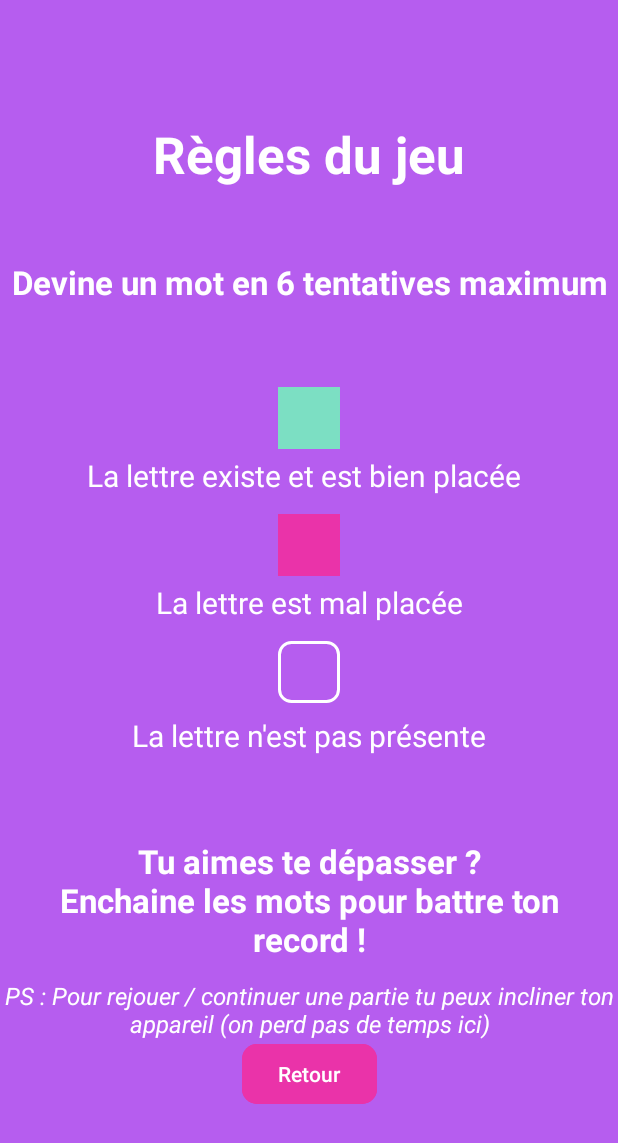
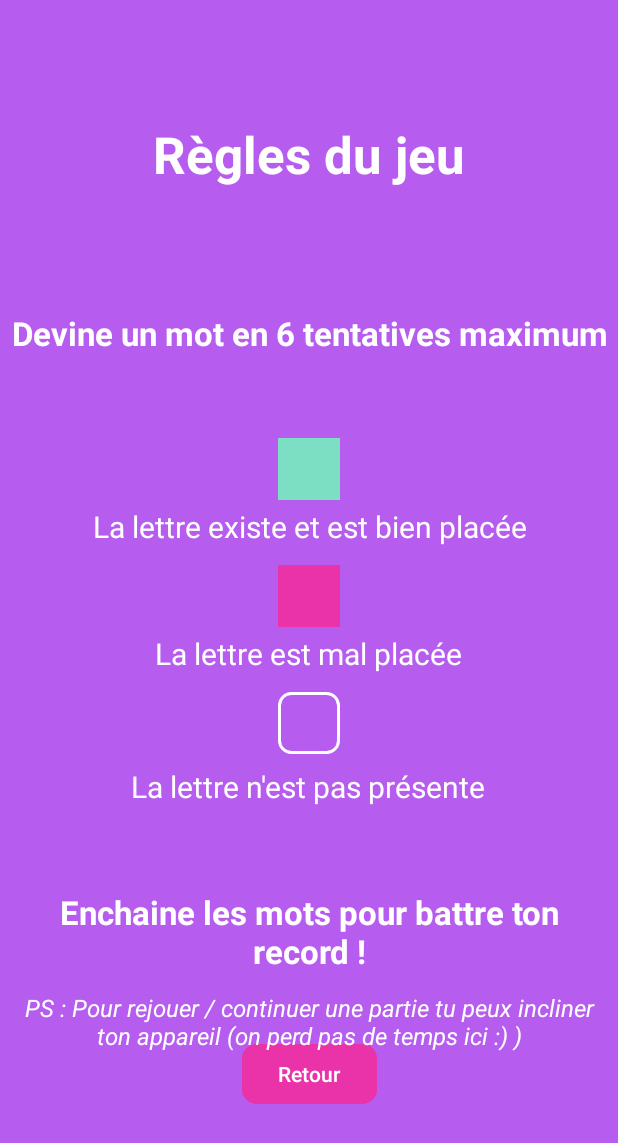
Before and after one commit to 2Axelle9/jeu-Mot-A-Mot, an Android app: the RulesActivity screen opened directly, with no data from a screen before it, on a phone screen of 412 x 824 dp. Shown: the top 1143 px of the screen. Run offline under Robolectric (Android 15) with nearby library versions, the phone set to English and light mode, and no system bars.

Commit message:
Meilleur responsive des règles du jeu

```diff
--- a/app/src/main/res/layout/activity_rules.xml
+++ b/app/src/main/res/layout/activity_rules.xml
@@ -34,34 +34,80 @@
         app:layout_constraintEnd_toEndOf="parent"
         app:layout_constraintStart_toStartOf="parent" />
 
+    <LinearLayout
+        android:layout_width="wrap_content"
+        android:layout_height="594dp"
+        android:layout_marginTop="32dp"
+        android:gravity="center"
+        android:orientation="vertical"
+        app:layout_constraintEnd_toEndOf="parent"
+        app:layout_constraintStart_toStartOf="parent"
+        app:layout_constraintTop_toBottomOf="@+id/tvRulesTitle">
+
         <TextView
             android:id="@+id/tvRulesGoal"
             android:layout_width="wrap_content"
             android:layout_height="wrap_content"
-        android:layout_marginTop="48dp"
+            android:baselineAligned="false"
             android:text="@string/rules_goal"
             android:textAlignment="center"
             android:textColor="@color/dark_color"
             android:textSize="22sp"
-        android:textStyle="bold"
-        app:layout_constraintEnd_toEndOf="parent"
-        app:layout_constraintStart_toStartOf="parent"
-        app:layout_constraintTop_toBottomOf="@+id/tvRulesTitle" />
+            android:textStyle="bold" />
 
         <TextView
-        android:id="@+id/tvRulesPS"
+            android:id="@+id/tvColorCorrect"
+            android:layout_width="41dp"
+            android:layout_height="41dp"
+            android:layout_marginTop="55dp"
+            android:background="@color/correct"
+            android:text="        " />
+
+        <TextView
+            android:id="@+id/tvRulesCorrect"
             android:layout_width="wrap_content"
-        android:layout_height="40dp"
-        android:layout_marginTop="12dp"
-        android:text="@string/rules_ps"
+            android:layout_height="wrap_content"
+            android:layout_marginTop="4dp"
+            android:text="@string/rules_correct"
             android:textAlignment="center"
             android:textColor="@color/dark_color"
-        android:textSize="16sp"
-        android:textStyle="italic"
-        app:layout_constraintBottom_toTopOf="@+id/btnBackRules"
-        app:layout_constraintEnd_toEndOf="parent"
-        app:layout_constraintStart_toStartOf="parent"
-        app:layout_constraintTop_toBottomOf="@+id/tvRulesMotivation" />
+            android:textSize="20sp" />
+
+        <TextView
+            android:id="@+id/tvColorPresent"
+            android:layout_width="41dp"
+            android:layout_height="41dp"
+            android:layout_marginTop="12dp"
+            android:background="@color/present"
+            android:text="        " />
+
+        <TextView
+            android:id="@+id/tvRulesPresent"
+            android:layout_width="wrap_content"
+            android:layout_height="wrap_content"
+            android:layout_marginTop="4dp"
+            android:text="@string/rules_present"
+            android:textAlignment="center"
+            android:textColor="@color/dark_color"
+            android:textSize="20sp" />
+
+        <TextView
+            android:id="@+id/tvColorAbsent"
+            android:layout_width="41dp"
+            android:layout_height="41dp"
+            android:layout_marginTop="12dp"
+            android:background="@drawable/border"
+            android:text="        " />
+
+        <TextView
+            android:id="@+id/tvRulesAbsent"
+            android:layout_width="294dp"
+            android:layout_height="wrap_content"
+            android:layout_marginTop="8dp"
+            android:text="@string/rules_absent"
+            android:textAlignment="center"
+            android:textColor="@color/dark_color"
+            android:textSize="20sp" />
 
         <TextView
             android:id="@+id/tvRulesMotivation"
@@ -72,83 +118,20 @@
             android:textAlignment="center"
             android:textColor="@color/dark_color"
             android:textSize="22sp"
-        android:textStyle="bold"
-        app:layout_constraintEnd_toEndOf="parent"
-        app:layout_constraintStart_toStartOf="parent"
-        app:layout_constraintTop_toBottomOf="@+id/tvRulesAbsent" />
+            android:textStyle="bold" />
 
         <TextView
-        android:id="@+id/tvRulesPresent"
+            android:id="@+id/tvRulesPS"
             android:layout_width="wrap_content"
-        android:layout_height="wrap_content"
-        android:layout_marginTop="4dp"
-        android:text="@string/rules_present"
+            android:layout_height="40dp"
+            android:layout_marginLeft="12dp"
+            android:layout_marginTop="12dp"
+            android:layout_marginRight="12dp"
+            android:text="@string/rules_ps"
             android:textAlignment="center"
             android:textColor="@color/dark_color"
-        android:textSize="20sp"
-        app:layout_constraintEnd_toEndOf="parent"
-        app:layout_constraintStart_toStartOf="parent"
-        app:layout_constraintTop_toBottomOf="@+id/tvColorPresent" />
-
-    <TextView
-        android:id="@+id/tvColorCorrect"
-        android:layout_width="41dp"
-        android:layout_height="41dp"
-        android:layout_marginTop="55dp"
-        android:background="@color/correct"
-        android:text="        "
-        app:layout_constraintEnd_toEndOf="parent"
-        app:layout_constraintStart_toStartOf="parent"
-        app:layout_constraintTop_toBottomOf="@+id/tvRulesGoal" />
-
-    <TextView
-        android:id="@+id/tvColorPresent"
-        android:layout_width="41dp"
-        android:layout_height="41dp"
-        android:layout_marginTop="12dp"
-        android:background="@color/present"
-        android:text="        "
-        app:layout_constraintEnd_toEndOf="parent"
-        app:layout_constraintStart_toStartOf="parent"
-        app:layout_constraintTop_toBottomOf="@+id/tvRulesCorrect" />
-
-    <TextView
-        android:id="@+id/tvColorAbsent"
-        android:layout_width="41dp"
-        android:layout_height="41dp"
-        android:layout_marginTop="12dp"
-        android:background="@drawable/border"
-        android:text="        "
-        app:layout_constraintEnd_toEndOf="parent"
-        app:layout_constraintStart_toStartOf="parent"
-        app:layout_constraintTop_toBottomOf="@+id/tvRulesPresent" />
-
-    <TextView
-        android:id="@+id/tvRulesCorrect"
-        android:layout_width="wrap_content"
-        android:layout_height="wrap_content"
-        android:layout_marginTop="4dp"
-        android:text="@string/rules_correct"
-        android:textAlignment="center"
-        android:textColor="@color/dark_color"
-        android:textSize="20sp"
-        app:layout_constraintEnd_toEndOf="parent"
-        app:layout_constraintHorizontal_bias="0.466"
-        app:layout_constraintStart_toStartOf="parent"
-        app:layout_constraintTop_toBottomOf="@+id/tvColorCorrect" />
-
-    <TextView
-        android:id="@+id/tvRulesAbsent"
-        android:layout_width="294dp"
-        android:layout_height="wrap_content"
-        android:layout_marginTop="8dp"
-        android:text="@string/rules_absent"
-        android:textAlignment="center"
-        android:textColor="@color/dark_color"
-        android:textSize="20sp"
-        app:layout_constraintEnd_toEndOf="parent"
-        app:layout_constraintHorizontal_bias="0.504"
-        app:layout_constraintStart_toStartOf="parent"
-        app:layout_constraintTop_toBottomOf="@+id/tvColorAbsent" />
+            android:textSize="16sp"
+            android:textStyle="italic" />
+    </LinearLayout>
 
 </androidx.constraintlayout.widget.ConstraintLayout>
--- a/app/src/main/res/values/strings.xml
+++ b/app/src/main/res/values/strings.xml
@@ -4,17 +4,14 @@
     <string name="btn_validate">Valider la tentative</string>
     <string name="btn_rules">Règles du jeu</string>
     <string name="btn_back">Retour</string>
+
     <string name="rulesTitle">Règles du jeu</string>
-    <string name="rules">Devine un mot en proposant des lettres.\n\nTu as le droit à 6 tentatives.\n\nVert : lettre bien placée.\nRose : lettre présente mais mal placée.\nRien : lettre absente.\n\nEnchaîne les mots pour faire la plus longue suite possible.\n\nTon temps et ta meilleure suite sont enregistrés.\n\nSecoue ton téléphone pour passer directement au mot suivant.</string>
-
     <string name="rules_goal">Devine un mot en 6 tentatives maximum</string>
     <string name="rules_correct">La lettre existe et est bien placée</string>
     <string name="rules_present">La lettre est mal placée</string>
     <string name="rules_absent">La lettre n\'est pas présente</string>
-    <string name="rules_motivation">Tu aimes te dépasser ?\nEnchaine les mots pour battre ton record !</string>
-    <string name="rules_ps">PS : Pour rejouer / continuer une partie tu peux incliner ton appareil (on perd pas de temps ici)</string>
-
-
+    <string name="rules_motivation">Enchaine les mots pour battre ton record !</string>
+    <string name="rules_ps">PS : Pour rejouer / continuer une partie tu peux incliner ton appareil (on perd pas de temps ici :) )</string>
 
     <string name="creditsTitle">Crédits</string>
     <string name="credits">Ce jeu a été développé par\n\nAxelle HANNIER\n\nIUT de Laval\n\n- 2025 -</string>
@@ -23,7 +20,7 @@
     <string name="secretWord">MOT SECRET</string>
     <string name="btn_play">Jouer à nouveau</string>
     <string name="btn_stop">Arrêter la partie</string>
-    <string name="bestScore">Meilleur score\n5 mots</string>
+    <string name="bestScore">Meilleure série\n5 mots</string>
     <string name="actualScore">Mon score actuel\n2 mots de suite</string>
     <string name="help">\?</string>
     <string name="quit">X</string>
```
Lines whose indentation alone changed are shown as unchanged.
